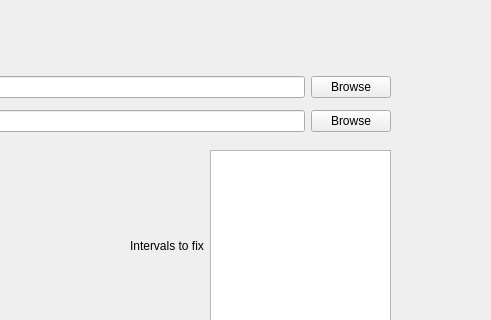
Qt form ioa_gui.ui (Intelligent-Robotics-Lab/videoplayer_questionnaire) before a commit; both pictures show x 350 to 841 and y 0 to 320 of the 841 by 464 pixel window.
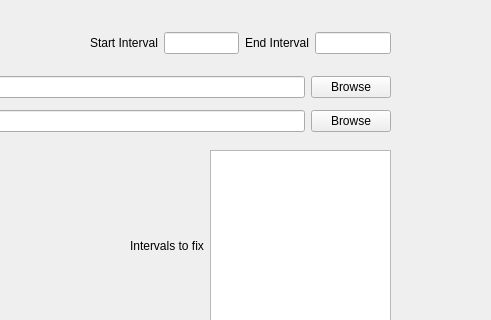
The same form after that commit.

Commit message: fixed affect total calc

Patch:
```diff
--- a/ioa_gui.ui
+++ b/ioa_gui.ui
@@ -205,6 +205,46 @@
      </item>
     </layout>
    </widget>
+   <widget class="QWidget" name="">
+    <property name="geometry">
+     <rect>
+      <x>440</x>
+      <y>30</y>
+      <width>301</width>
+      <height>26</height>
+     </rect>
+    </property>
+    <layout class="QHBoxLayout" name="horizontalLayout_9">
+     <item>
+      <layout class="QHBoxLayout" name="horizontalLayout_7">
+       <item>
+        <widget class="QLabel" name="label_4">
+         <property name="text">
+          <string>Start Interval</string>
+         </property>
+        </widget>
+       </item>
+       <item>
+        <widget class="QLineEdit" name="lineEdit_5"/>
+       </item>
+      </layout>
+     </item>
+     <item>
+      <layout class="QHBoxLayout" name="horizontalLayout_8">
+       <item>
+        <widget class="QLabel" name="label_5">
+         <property name="text">
+          <string>End Interval</string>
+         </property>
+        </widget>
+       </item>
+       <item>
+        <widget class="QLineEdit" name="lineEdit_6"/>
+       </item>
+      </layout>
+     </item>
+    </layout>
+   </widget>
   </widget>
   <widget class="QMenuBar" name="menubar">
    <property name="geometry">
```
The commit also changes 2 other files.
